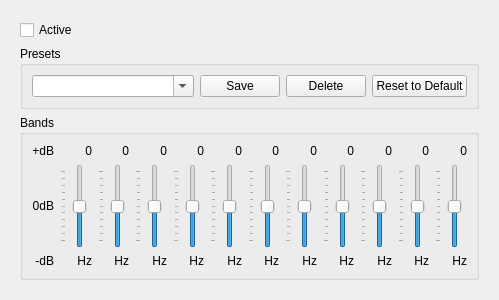
First picture: the form in src/dialogs/EqualizerDialog.ui, repository KDE/amarok, before the edit.
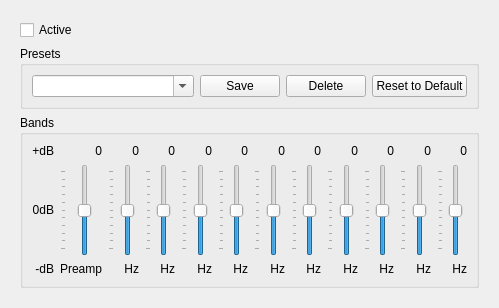
Second picture: the form after the edit.

Commit message:
EqualizerDialog: disable pre-amplifier slider if it isn't supported
BUGFIXES:
 * Pre-apmlifier in equalizer is now only enabled if it is actually
   supported; patch by Harsh Gupta.

FIXED-IN: 2.8
DIGEST: Amarok now disables pre-amp slider if it isn't available

What changed in the file:
```diff
--- a/src/dialogs/EqualizerDialog.ui
+++ b/src/dialogs/EqualizerDialog.ui
@@ -7,7 +7,7 @@
     <x>0</x>
     <y>0</y>
     <width>499</width>
-    <height>292</height>
+    <height>308</height>
    </rect>
   </property>
   <layout class="QGridLayout" name="gridLayout_5">
@@ -117,7 +117,7 @@
                 </widget>
                </item>
                <item row="0" column="1">
-                <widget class="QLabel" name="eqPreampLabel">
+                <widget class="QLabel" name="eqPreampValue">
                  <property name="text">
                   <string>0</string>
                  </property>
@@ -564,9 +564,9 @@
                 </widget>
                </item>
                <item row="2" column="1">
-                <widget class="QLabel" name="eqPreampValue">
+                <widget class="QLabel" name="eqPreampLabel">
                  <property name="text">
-                  <string>Hz</string>
+                  <string>Preamp</string>
                  </property>
                  <property name="alignment">
                   <set>Qt::AlignRight|Qt::AlignTop|Qt::AlignTrailing</set>
```
The commit also changes 4 other files.
